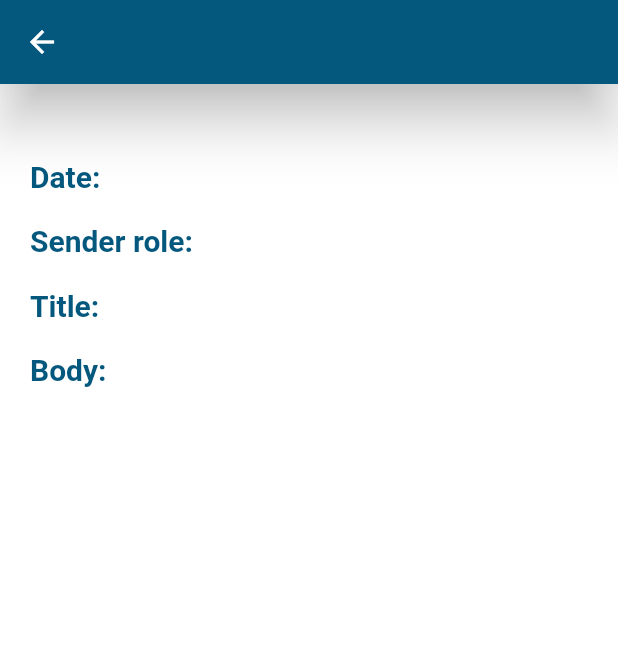
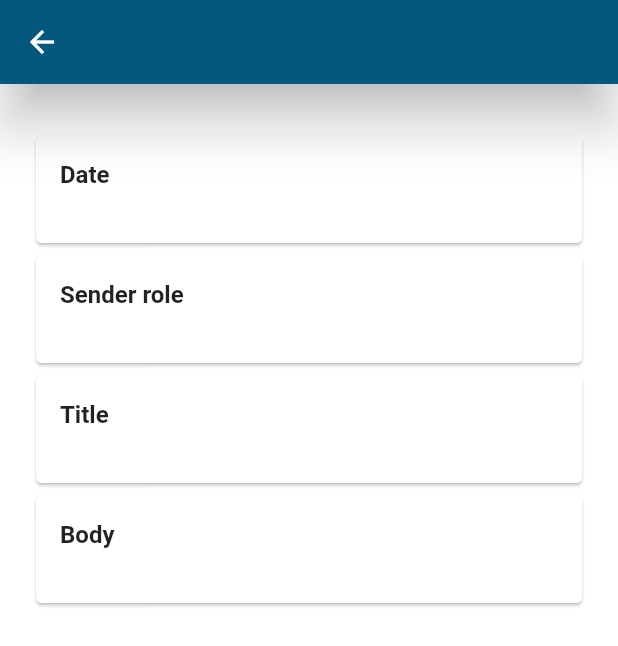
Before and after one commit to nadahanii/Int-Hire_GP, a Flutter app: the NotificationDetailedScreen screen opened directly with empty values, on a phone screen of 412 x 824 dp. Shown: the top 646 px of the screen. Run offline on Flutter 3.47's test engine with Material 2 defaults, Android fonts, the phone set to English and light mode, and no system bars; our stand-ins replace flutter_settings_screens, fluttertoast, font_awesome_flutter, google_fonts, shared_preferences; accounts and stored records are empty.

Commit message:
update notifications , delete controller

```diff
--- a/lib/main.dart
+++ b/lib/main.dart
@@ -43,7 +43,6 @@ void main() async {
 }
 
 class MyApp extends StatelessWidget {
-
   @override
   Widget build(BuildContext context) {
     final themeProvider = Provider.of<ThemeProvider>(context);
--- a/lib/screens/notification_detailed_screen.dart
+++ b/lib/screens/notification_detailed_screen.dart
@@ -35,83 +35,60 @@ class NotificationDetailedScreen extends StatelessWidget {
       body: Padding(
         padding: EdgeInsets.only(left: 20, right: 20, top: 30, bottom: 10),
         child: Column(
+          crossAxisAlignment: CrossAxisAlignment.start,
           children: [
             if (Provider.of<Auth>(context).userType == "Admin")
-              Row(
-                children: [
-                  Text(
-                    'Sent from:  ',
-                    style: Theme.of(context).textTheme.headline3,
+              Card(
+                child: ListTile(
+                  title: Text(
+                    'Sent From',
+                    style: TextStyle(fontWeight: FontWeight.bold),
                   ),
-                  Text(
-                    this.notification.receiverEmail,
-                    style: Theme.of(context).textTheme.headline4,
-                  )
-                ],
+                  subtitle: Text(  this.notification.receiverEmail,
+                      style: TextStyle(fontWeight: FontWeight.normal)),
                 ),
-            SizedBox(
-              height: 20,
               ),
-            Row(
-              children: [
-                Text(
-                  'Date:  ',
-                  style: Theme.of(context).textTheme.headline3,
+            Card(
+              child: ListTile(
+                title: Text(
+                  'Date',
+                  style: TextStyle(fontWeight: FontWeight.bold),
                 ),
-                Text(
-                  this.notification.date,
-                  style: Theme.of(context).textTheme.headline4,
-                )
-              ],
+                subtitle: Text(  this.notification.date,
+                    style: TextStyle(fontWeight: FontWeight.normal)),
               ),
-            SizedBox(
-              height: 20,
             ),
-            Row(
-              children: [
-                Text(
-                  'Sender role:  ',
-                  style: Theme.of(context).textTheme.headline3,
+            Card(
+              child: ListTile(
+                title: Text(
+                  'Sender role',
+                  style: TextStyle(fontWeight: FontWeight.bold),
                 ),
-                Text(
-                  this.notification.senderType,
-                  style: Theme.of(context).textTheme.headline4,
-                )
-              ],
+                subtitle: Text(  this.notification.senderType,
+                    style: TextStyle(fontWeight: FontWeight.normal)),
               ),
-            SizedBox(
-              height: 20,
             ),
-            Row(
-              children: [
-                Text(
-                  'Title:  ',
-                  style: Theme.of(context).textTheme.headline3,
+            Card(
+              child: ListTile(
+                title: Text(
+                  'Title',
+                  style: TextStyle(fontWeight: FontWeight.bold),
                 ),
-                Text(
-                  this.notification.title,
-                  style: Theme.of(context).textTheme.headline4,
-                )
-              ],
+                subtitle: Text(  this.notification.title,
+                    style: TextStyle(fontWeight: FontWeight.normal)),
               ),
-            SizedBox(
-              height: 20,
             ),
-            Row(
-              children: [
-                Text(
-                  'Body:  ',
-                  style: Theme.of(context).textTheme.headline3,
+            Card(
+              child: ListTile(
+                title: Text(
+                  'Body',
+                  style: TextStyle(fontWeight: FontWeight.bold),
                 ),
-                Text(
-                  this.notification.description,
-                  style: Theme.of(context).textTheme.headline4,
-                )
-              ],
+                subtitle: Text(  this.notification.description,
+                    style: TextStyle(fontWeight: FontWeight.normal)),
               ),
-            SizedBox(
-              height: 20,
             ),
+
           ],
         ),
       ),
```
Also changed, not shown: lib/screens/profile_screen.dart (+11 -32 lines), lib/screens/profile_screen_admin.dart (+6 -12 lines), lib/screens/profile_screen_recruiter.dart (+14 -39 lines), lib/screens/recruiter_result_screen.dart (+0 -26 lines), pubspec.lock, 1 other file. Lines whose indentation alone changed are shown as unchanged.
